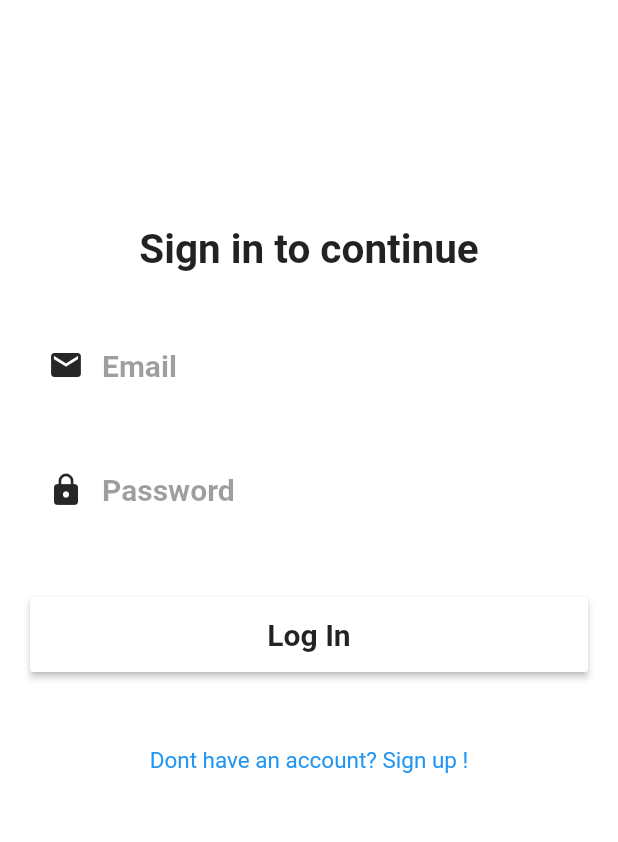
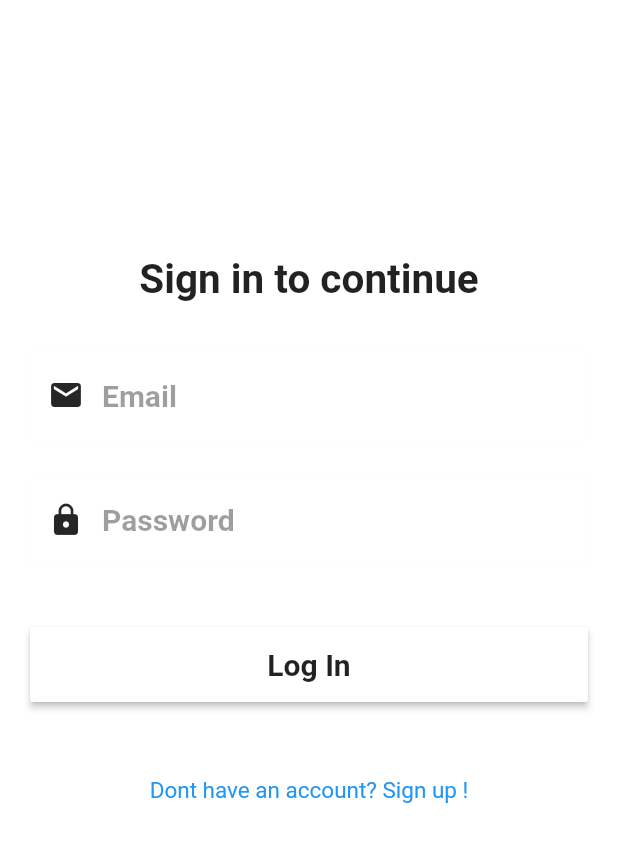
Before and after one commit to IronMan756/manageYourMoneyMobile, a Flutter app: the screen it shows after launch, on a phone screen of 412 x 824 dp. Shown: the top 842 px of the screen. Run offline on Flutter 3.47's test engine with Material 2 defaults, Android fonts, the phone set to English and light mode, and no system bars.

```diff
--- a/lib/screens/auth.dart
+++ b/lib/screens/auth.dart
@@ -196,7 +196,7 @@ class _AuthorizationScreenState extends State<AuthorizationScreen> {
         ListView(
           children: <Widget>[
               const SizedBox(
-                height: 100,
+                height: 120,
               ),
               _logo('Sign in to continue'),
               _logInForm('Log In', _loginUser)
@@ -206,7 +206,7 @@ class _AuthorizationScreenState extends State<AuthorizationScreen> {
         ListView(
           children: <Widget>[
              const SizedBox(
-                height: 65,
+                height: 50,
               ),
             _logo('Sign up to continue'),
             _signUpForm('Sign Up', _signUpUser)
```
Also changed, not shown: 9 other files.
